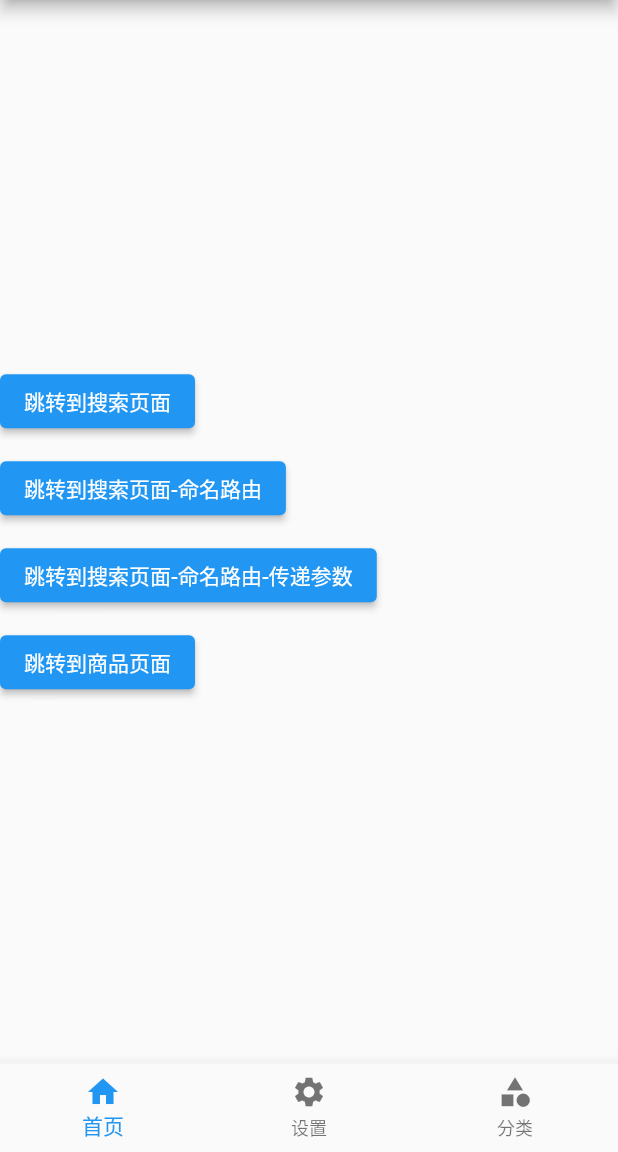
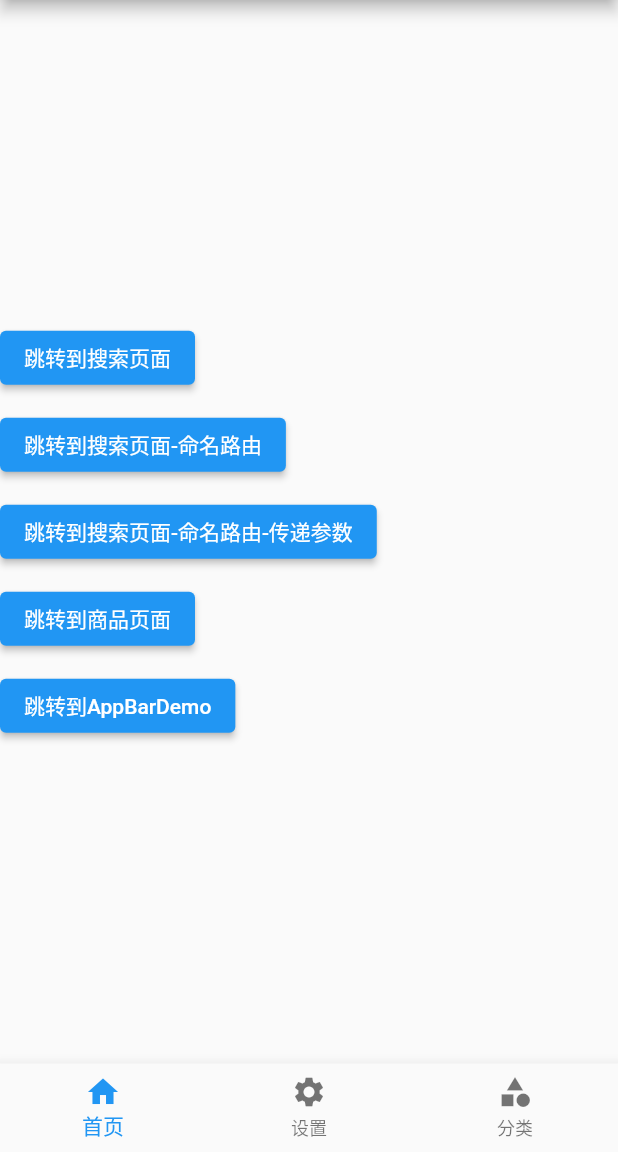
Before and after one commit to xiaoyaole3/flutter_learn, a Flutter app: the screen it shows after launch, on a phone screen of 412 x 824 dp, the part 84-1236 px from its top. Run offline on Flutter 3.47's test engine with Material 2 defaults, Android fonts, the phone set to English and light mode, and no system bars.

Commit message:
AppBar相关功能设置

```diff
--- a/lib/main.dart
+++ b/lib/main.dart
@@ -13,6 +13,9 @@ class MyApp extends StatelessWidget {
       // home: Tabs(),
       initialRoute: '/',
       onGenerateRoute: onGenerateRoute,
+
+      // 去掉debug图标
+      debugShowCheckedModeBanner: false,
     );
   }
 }
--- a/lib/pages/tabs/Home.dart
+++ b/lib/pages/tabs/Home.dart
@@ -47,6 +47,14 @@ class HomePage extends StatelessWidget {
             });
           },
         ),
+        SizedBox(height: 10,),
+        // 命名路由传值
+        ElevatedButton(
+          child: Text("跳转到AppBarDemo"),
+          onPressed: () {
+            Navigator.pushNamed(context, '/appBarDemo',);
+          },
+        ),
       ],
     );
   }
--- a/lib/routes/Routes.dart
+++ b/lib/routes/Routes.dart
@@ -11,6 +11,7 @@ import '../pages/users/RegisterFirst.dart';
 import '../pages/users/RegisterSecond.dart';
 import '../pages/users/RegisterThird.dart';
 
+import '../pages/AppBarDemo.dart';
 
 final routes={
   '/':(context, {arguments})=>Tabs(),
@@ -22,6 +23,7 @@ final routes={
   '/registerFirst': (context, {arguments})=>RegisterFirstPage(),
   '/registerSecond': (context, {arguments})=>RegisterSecond(),
   '/registerThird': (context, {arguments})=>RegisterThird(),
+  '/appBarDemo': (context, {arguments})=>AppBarDemoPage(),
 };
 
 // 这里是声明了一个函数
```
Also changed, not shown: lib/pages/AppBarDemo.dart (added, +44 -0 lines).
